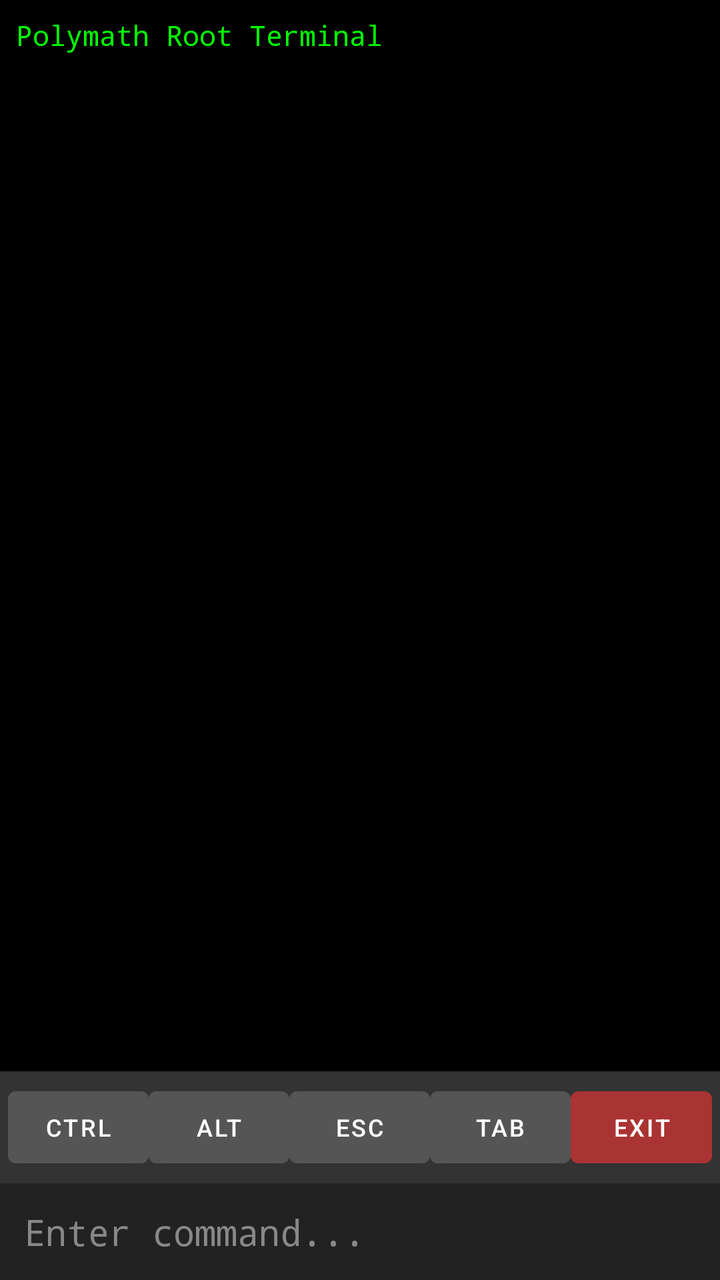
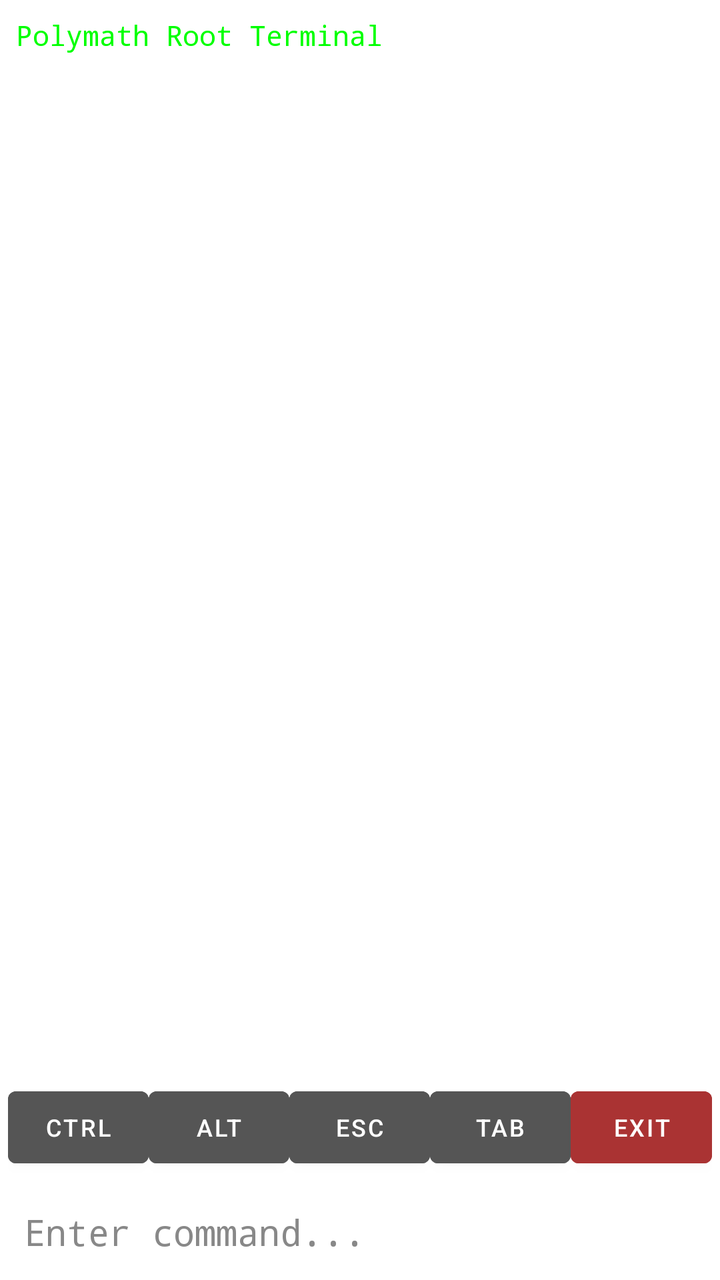

The first picture is an Android layout as it rendered before a commit; the second is the same layout after the commit. The layout source and the unified diff follow.
<!-- AndroidManifest.xml: activity theme Theme.MaterialComponents.DayNight.NoActionBar -->
<!-- res/layout/activity_terminal.xml -->
<?xml version="1.0" encoding="utf-8"?>
<LinearLayout xmlns:android="http://schemas.android.com/apk/res/android"
    android:layout_width="match_parent"
    android:layout_height="match_parent"
    android:orientation="vertical"
    android:background="#000000">

    <ScrollView
        android:id="@+id/svTerminal"
        android:layout_width="match_parent"
        android:layout_height="0dp"
        android:layout_weight="1"
        android:padding="8dp">

        <TextView
            android:id="@+id/tvOutput"
            android:layout_width="match_parent"
            android:layout_height="wrap_content"
            android:textColor="#00FF00"
            android:fontFamily="monospace"
            android:textSize="14sp"
            android:text="Polymath Root Terminal\n" />
    </ScrollView>

    <LinearLayout
        android:layout_width="match_parent"
        android:layout_height="wrap_content"
        android:orientation="horizontal"
        android:background="#333333"
        android:padding="4dp">
        
        <Button
            android:id="@+id/btnCtrl"
            android:layout_width="0dp"
            android:layout_height="wrap_content"
            android:layout_weight="1"
            android:text="Ctrl"
            android:textSize="12sp"
            android:textColor="#FFFFFF"
            android:backgroundTint="#555555" />
            
        <Button
            android:id="@+id/btnAlt"
            android:layout_width="0dp"
            android:layout_height="wrap_content"
            android:layout_weight="1"
            android:text="Alt"
            android:textSize="12sp"
            android:textColor="#FFFFFF"
            android:backgroundTint="#555555" />
            
        <Button
            android:id="@+id/btnEsc"
            android:layout_width="0dp"
            android:layout_height="wrap_content"
            android:layout_weight="1"
            android:text="Esc"
            android:textSize="12sp"
            android:textColor="#FFFFFF"
            android:backgroundTint="#555555" />
            
        <Button
            android:id="@+id/btnTab"
            android:layout_width="0dp"
            android:layout_height="wrap_content"
            android:layout_weight="1"
            android:text="Tab"
            android:textSize="12sp"
            android:textColor="#FFFFFF"
            android:backgroundTint="#555555" />
            
        <Button
            android:id="@+id/btnExit"
            android:layout_width="0dp"
            android:layout_height="wrap_content"
            android:layout_weight="1"
            android:text="Exit"
            android:textSize="12sp"
            android:textColor="#FFFFFF"
            android:backgroundTint="#AA3333" />
            
    </LinearLayout>

    <EditText
        android:id="@+id/etInput"
        android:layout_width="match_parent"
        android:layout_height="wrap_content"
        android:hint="Enter command..."
        android:textColorHint="#888888"
        android:textColor="#FFFFFF"
        android:fontFamily="monospace"
        android:inputType="textNoSuggestions"
        android:imeOptions="actionSend"
        android:background="#222222"
        android:padding="12dp" />

</LinearLayout>
<!-- resources referenced by this layout -->
<resources>

</resources>

<!-- the commit's change to res/layout/activity_terminal.xml (unified diff, before → after) -->
@@ -3,7 +3,7 @@
     android:layout_width="match_parent"
     android:layout_height="match_parent"
     android:orientation="vertical"
-    android:background="#000000">
+    android:background="?attr/colorSurface">
 
     <ScrollView
         android:id="@+id/svTerminal"
@@ -26,7 +26,7 @@
         android:layout_width="match_parent"
         android:layout_height="wrap_content"
         android:orientation="horizontal"
-        android:background="#333333"
+        android:background="?attr/colorSurfaceVariant"
         android:padding="4dp">
         
         <Button
@@ -91,7 +91,7 @@
         android:fontFamily="monospace"
         android:inputType="textNoSuggestions"
         android:imeOptions="actionSend"
-        android:background="#222222"
+        android:background="?attr/colorSurfaceVariant"
         android:padding="12dp" />
 
 </LinearLayout>
